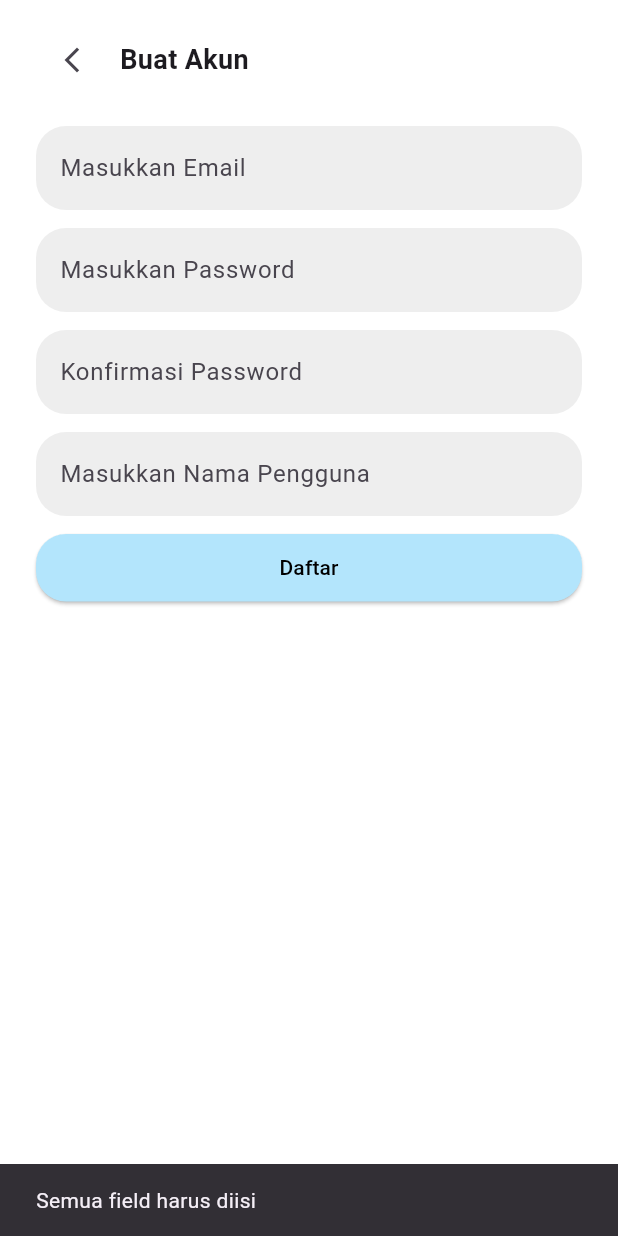
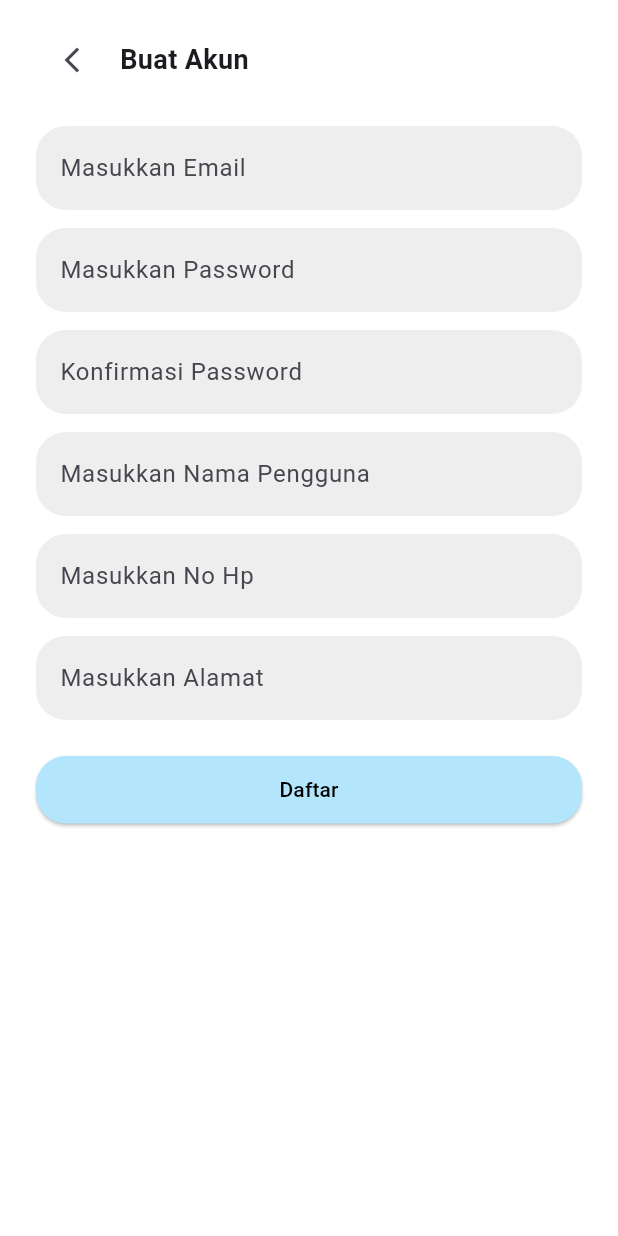
Before and after one commit to alifahfwzy/alianta_gostay, a Flutter app: the BuatAkun screen opened directly, after a tap on "Daftar", on a phone screen of 412 x 824 dp. Run offline on Flutter 3.47's test engine with Material 3 defaults, Android fonts, the phone set to English and light mode, and no system bars.

Commit message:
bukan perubahan

```diff
--- a/lib/buat_akun.dart
+++ b/lib/buat_akun.dart
@@ -1,5 +1,4 @@
 import 'package:flutter/material.dart';
-import 'beranda.dart';
 
 class BuatAkun extends StatefulWidget {
   const BuatAkun({super.key});
@@ -11,7 +10,8 @@ class BuatAkun extends StatefulWidget {
 class _BuatAkunState extends State<BuatAkun> {
   final TextEditingController _emailController = TextEditingController();
   final TextEditingController _passwordController = TextEditingController();
-  final TextEditingController _confirmPasswordController = TextEditingController();
+  final TextEditingController _confirmPasswordController =
+      TextEditingController();
   final TextEditingController _usernameController = TextEditingController();
   final TextEditingController _phoneController = TextEditingController();
   final TextEditingController _addressController = TextEditingController();
@@ -58,47 +58,17 @@ class _BuatAkunState extends State<BuatAkun> {
               const SizedBox(height: 12),
               buildTextField(_usernameController, 'Masukkan Nama Pengguna'),
               const SizedBox(height: 12),
-
+              buildTextField(_phoneController, 'Masukkan No Hp'),
+              const SizedBox(height: 12),
+              buildTextField(_addressController, 'Masukkan Alamat'),
+              const SizedBox(height: 24),
               // Tombol daftar
               SizedBox(
                 width: double.infinity,
                 height: 45,
                 child: ElevatedButton(
                   onPressed: () {
-                    // Validasi form (sederhana)
-                    String email = _emailController.text;
-                    String password = _passwordController.text;
-                    String confirmPassword = _confirmPasswordController.text;
-                    String username = _usernameController.text;
-
-                    if (email.isNotEmpty &&
-                        password.isNotEmpty &&
-                        confirmPassword.isNotEmpty &&
-                        username.isNotEmpty) {
-                      if (password == confirmPassword) {
-                        // Navigate to Beranda after successful registration
-                        Navigator.pushReplacement(
-                          context,
-                          MaterialPageRoute(
-                            builder: (context) => BerandaPage(),
-                          ),
-                        );
-                      } else {
-                        ScaffoldMessenger.of(context).showSnackBar(
-                          const SnackBar(
-                            content: Text(
-                              'Password dan konfirmasi password tidak sama',
-                            ),
-                          ),
-                        );
-                      }
-                    } else {
-                      ScaffoldMessenger.of(context).showSnackBar(
-                        const SnackBar(
-                          content: Text('Semua field harus diisi'),
-                        ),
-                      );
-                    }
+                    // proses pendaftaran
                   },
                   style: ElevatedButton.styleFrom(
                     backgroundColor: Colors.lightBlue[100],
```
